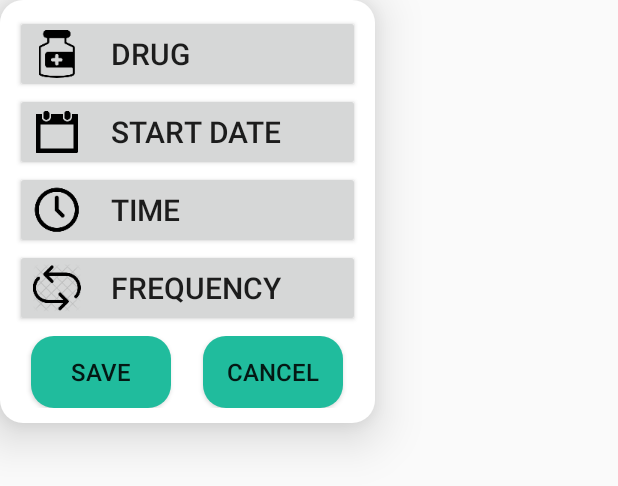
After one commit to bairl18/BadDrugInteractions, an Android app: the layout reminder_attrs_list.xml on its own in the app's theme, with its tools: preview values and no code run, on a phone screen of 412 x 824 dp. The commit adds this screen. Shown: the top 486 px of the screen. Run offline under Robolectric (Android 15) with nearby library versions, the phone set to English and light mode, and no system bars.

Commit message:
Reminder class updates; create a reminder pop-up skeleton added

```diff
--- /dev/null
+++ b/app/src/main/res/layout/reminder_attrs_list.xml
@@ -0,0 +1,133 @@
+<?xml version="1.0" encoding="utf-8"?>
+<LinearLayout xmlns:android="http://schemas.android.com/apk/res/android"
+    xmlns:app="http://schemas.android.com/apk/res-auto"
+    android:layout_width="250dp"
+    android:layout_height="wrap_content"
+    android:background="@layout/rounded_corners"
+    android:backgroundTint="#ffffff"
+    android:elevation="20dp"
+    android:orientation="vertical"
+    app:layout_gravity="center">
+
+    <Space
+        android:layout_width="wrap_content"
+        android:layout_height="10dp"
+        android:layout_weight="1" />
+
+    <Button
+        android:id="@+id/drugButton"
+        android:layout_width="match_parent"
+        android:layout_height="wrap_content"
+        android:layout_gravity="start"
+        android:layout_marginLeft="10dp"
+        android:layout_marginRight="10dp"
+        android:capitalize="none"
+        android:drawableLeft="@drawable/bottle"
+        android:drawablePadding="20dp"
+        android:elevation="15dp"
+        android:foreground="?android:attr/selectableItemBackground"
+        android:text="DRUG"
+        android:textAlignment="textStart"
+        android:textSize="20sp" />
+
+    <Button
+        android:id="@+id/dateButton"
+        android:layout_width="match_parent"
+        android:layout_height="wrap_content"
+        android:layout_gravity="start"
+        android:layout_marginLeft="10dp"
+        android:layout_marginRight="10dp"
+        android:drawableLeft="@drawable/calendar"
+        android:drawablePadding="20dp"
+        android:drawableTint="#000000"
+        android:elevation="15dp"
+        android:foreground="?android:attr/selectableItemBackground"
+        android:text="Start Date"
+        android:textAlignment="textStart"
+        android:textSize="20sp" />
+
+    <Button
+        android:id="@+id/timeButton"
+        android:layout_width="match_parent"
+        android:layout_height="wrap_content"
+        android:layout_gravity="start"
+        android:layout_marginLeft="10dp"
+        android:layout_marginRight="10dp"
+        android:drawableLeft="@drawable/clock"
+        android:drawablePadding="20dp"
+        android:drawableTint="@android:color/black"
+        android:elevation="15dp"
+        android:foreground="?android:attr/selectableItemBackground"
+        android:text="Time"
+        android:textAlignment="textStart"
+        android:textSize="20sp" />
+
+    <Button
+        android:id="@+id/freqButton"
+        android:layout_width="match_parent"
+        android:layout_height="wrap_content"
+        android:layout_gravity="start"
+        android:layout_marginLeft="10dp"
+        android:layout_marginRight="10dp"
+        android:drawableLeft="@drawable/repeat"
+        android:drawablePadding="20dp"
+        android:drawableTint="#000000"
+        android:elevation="15dp"
+        android:foreground="?android:attr/selectableItemBackground"
+        android:text="Frequency"
+        android:textAlignment="textStart"
+        android:textSize="20sp" />
+
+    <LinearLayout
+        android:layout_width="match_parent"
+        android:layout_height="match_parent"
+        android:layout_marginTop="6dp"
+        android:orientation="horizontal">
+
+        <Space
+            android:layout_width="wrap_content"
+            android:layout_height="wrap_content"
+            android:layout_weight="1" />
+
+        <Button
+            android:id="@+id/save"
+            android:layout_width="wrap_content"
+            android:layout_height="wrap_content"
+            android:layout_weight="0.25"
+            android:background="@layout/rounded_corners"
+            android:backgroundTint="@color/colorAccent"
+            android:elevation="20dp"
+            android:foreground="?android:attr/selectableItemBackground"
+            android:text="save"
+            android:textSize="16sp" />
+
+        <Space
+            android:layout_width="wrap_content"
+            android:layout_height="wrap_content"
+            android:layout_weight="1" />
+
+        <Button
+            android:id="@+id/cancel"
+            android:layout_width="wrap_content"
+            android:layout_height="wrap_content"
+            android:layout_weight="0.25"
+            android:background="@layout/rounded_corners"
+            android:backgroundTint="@color/colorAccent"
+            android:elevation="20dp"
+            android:foreground="?android:attr/selectableItemBackground"
+            android:text="@android:string/cancel"
+            android:textSize="16sp" />
+
+        <Space
+            android:layout_width="wrap_content"
+            android:layout_height="wrap_content"
+            android:layout_weight="1" />
+
+    </LinearLayout>
+
+    <Space
+        android:layout_width="wrap_content"
+        android:layout_height="10dp"
+        android:layout_weight="1" />
+
+</LinearLayout>
```
Also changed, not shown: app/src/main/java/com/example/linnea/baddruginteractions2/Reminder.java (added, +45 -0 lines), app/src/main/java/com/example/linnea/baddruginteractions2/RemindersActivity.java (+79 -4 lines), app/src/main/res/drawable-xxxhdpi/bottle.png (added), app/src/main/res/drawable-xxxhdpi/calendar.png (added), app/src/main/res/drawable-xxxhdpi/clock.png (added), app/src/main/res/drawable-xxxhdpi/pill2.png (added), app/src/main/res/drawable-xxxhdpi/repeat.png (added).
